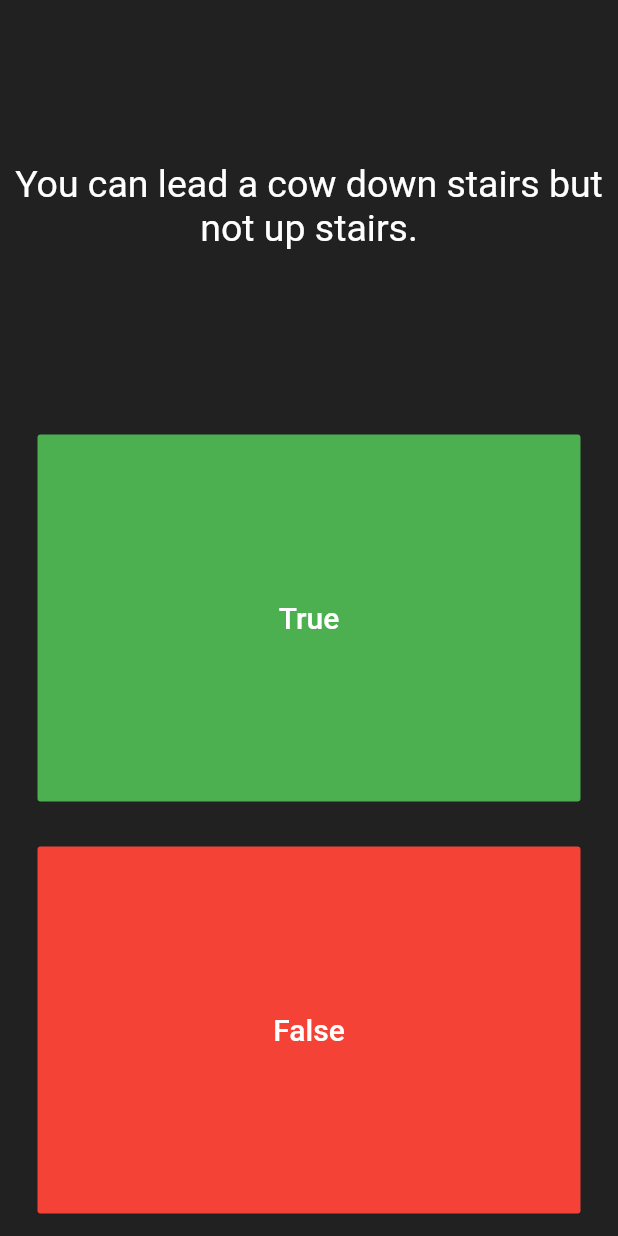
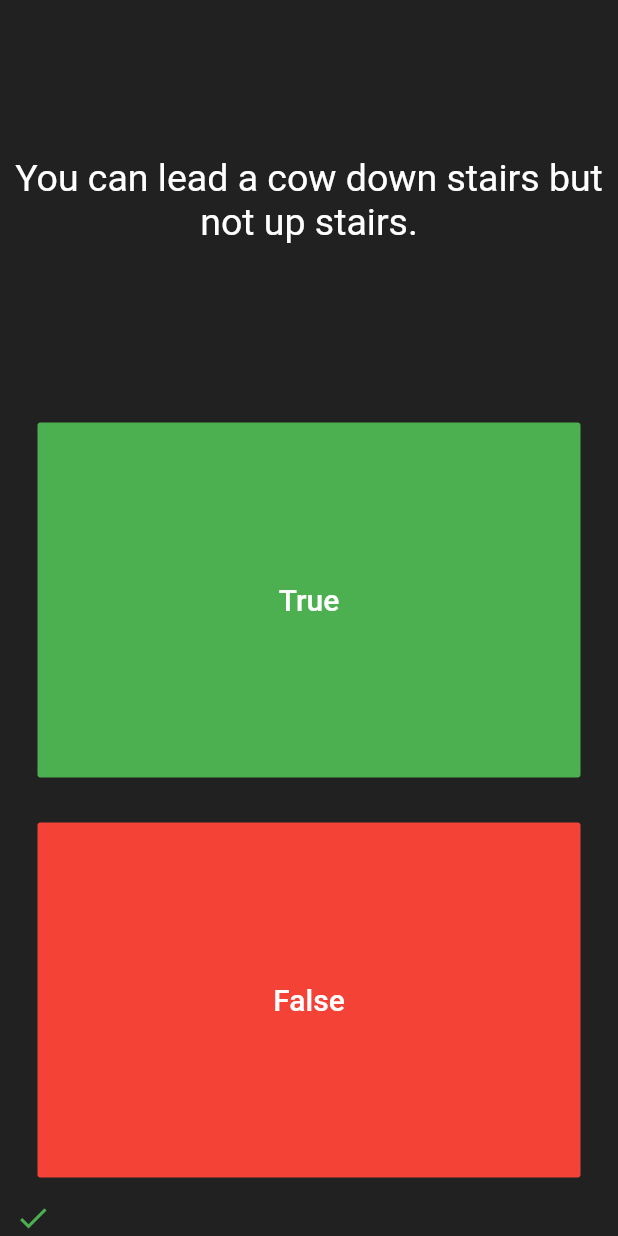
Before and after one commit to emmanue/Quizzler, a Flutter app: the screen it shows after launch, after a tap on "True", on a phone screen of 412 x 824 dp. Run offline on Flutter 3.47's test engine with Material 2 defaults, Android fonts, the phone set to English and light mode, and no system bars; our stand-ins replace rflutter_alert.

Commit message:
Road to the final

```diff
--- a/lib/main.dart
+++ b/lib/main.dart
@@ -1,4 +1,8 @@
 import 'package:flutter/material.dart';
+import 'quiz_brain.dart';
+import 'package:rflutter_alert/rflutter_alert.dart';
+
+QuizBrain quizBrain = QuizBrain();
 
 void main() {
   runApp(Quizzler());
@@ -29,11 +33,45 @@ class QuizPage extends StatefulWidget {
 class _QuizPageState extends State<QuizPage> {
   List<Icon> scoreKeeper = [];
 
-  List<String> questions = [
-    'You can lead a cow down stairs but not up stairs.',
-    'Approximately one quarter of human bones are in the feet.',
-    'A slug\'s blood is green.'
-  ];
+  void checkAnswer(bool userPickedAnswer) {
+    bool correctAnswer = quizBrain.getQuestionAnswer();
+
+    setState(() {
+      //On the next line, you can also use if (quizBrain.isFinished()) {}, it does the same thing.
+      if (quizBrain.isFinished() == true) {
+        //TODO Step 4 Part A - show an alert using rFlutter_alert,
+
+        //This is the code for the basic alert from the docs for rFlutter Alert:
+        //Alert(context: context, title: "RFLUTTER", desc: "Flutter is awesome.").show();
+
+        //Modified for our purposes:
+        Alert(
+          context: context,
+          title: 'Finished!',
+          desc: 'You\'ve reached the end of the quiz.',
+        ).show();
+
+        //TODO Step 4 Part C - reset the questionNumber,
+        quizBrain.reset();
+
+        //TODO Step 4 Part D - empty out the scoreKeeper.
+        scoreKeeper = [];
+      } else {
+        if (userPickedAnswer == correctAnswer) {
+          scoreKeeper.add(Icon(
+            Icons.check,
+            color: Colors.green,
+          ));
+        } else {
+          scoreKeeper.add(Icon(
+            Icons.close,
+            color: Colors.red,
+          ));
+        }
+        quizBrain.nextQuestion();
+      }
+    });
+  }
 
   @override
   Widget build(BuildContext context) {
@@ -44,7 +82,7 @@ class _QuizPageState extends State<QuizPage> {
         Expanded(
           child: Center(
             child: Text(
-              questions[0],
+              quizBrain.getQuestionText(),
               textAlign: TextAlign.center,
               style: TextStyle(
                 fontSize: 25.0,
@@ -68,6 +106,7 @@ class _QuizPageState extends State<QuizPage> {
               ),
               onPressed: () {
                 //The user picked true
+                checkAnswer(true);
               },
             ),
           ),
@@ -87,6 +126,7 @@ class _QuizPageState extends State<QuizPage> {
               ),
               onPressed: () {
                 //The user picked false
+                checkAnswer(false);
               },
             ),
           ),
--- /dev/null
+++ b/lib/question.dart
@@ -0,0 +1,6 @@
+class Question {
+  String questionText;
+  bool questionAnswer;
+
+  Question(this.questionText, this.questionAnswer);
+}
--- /dev/null
+++ b/lib/quiz_brain.dart
@@ -0,0 +1,60 @@
+import 'question.dart';
+
+class QuizBrain {
+  int _questionNumber = 0;
+
+  List<Question> _questionBank = [
+    Question('Some cats are actually allergic to humans', true),
+    Question('You can lead a cow down stairs but not up stairs.', false),
+    Question('Approximately one quarter of human bones are in the feet.', true),
+    Question('A slug\'s blood is green.', true),
+    Question('Buzz Aldrin\'s mother\'s maiden name was \"Moon\".', true),
+    Question('It is illegal to pee in the Ocean in Portugal.', true),
+    Question(
+        'No piece of square dry paper can be folded in half more than 7 times.',
+        false),
+    Question(
+        'In London, UK, if you happen to die in the House of Parliament, you are technically entitled to a state funeral, because the building is considered too sacred a place.',
+        true),
+    Question(
+        'The loudest sound produced by any animal is 188 decibels. That animal is the African Elephant.',
+        false),
+    Question(
+        'The total surface area of two human lungs is approximately 70 square metres.',
+        true),
+    Question('Google was originally called \"Backrub\".', true),
+    Question(
+        'Chocolate affects a dog\'s heart and nervous system; a few ounces are enough to kill a small dog.',
+        true),
+    Question(
+        'In West Virginia, USA, if you accidentally hit an animal with your car, you are free to take it home to eat.',
+        true),
+  ];
+
+  void nextQuestion() {
+    if (_questionNumber < _questionBank.length - 1) {
+      _questionNumber++;
+    }
+  }
+
+  String getQuestionText() {
+    return _questionBank[_questionNumber].questionText;
+  }
+
+  bool getQuestionAnswer() {
+    return _questionBank[_questionNumber].questionAnswer;
+  }
+
+  bool isFinished() {
+    if (_questionNumber >= _questionBank.length - 1) {
+      print('Now returning true');
+      return true;
+    } else {
+      return false;
+    }
+  }
+
+  void reset() {
+    _questionNumber = 0;
+  }
+}
--- a/pubspec.yaml
+++ b/pubspec.yaml
@@ -28,6 +28,8 @@ dependencies:
   # The following adds the Cupertino Icons font to your application.
   # Use with the CupertinoIcons class for iOS style icons.
   cupertino_icons: ^1.0.0
+  rflutter_alert: ^1.0.2
+
 
 dev_dependencies:
   flutter_test:
```
Also changed, not shown: pubspec.lock, 1 other file.
